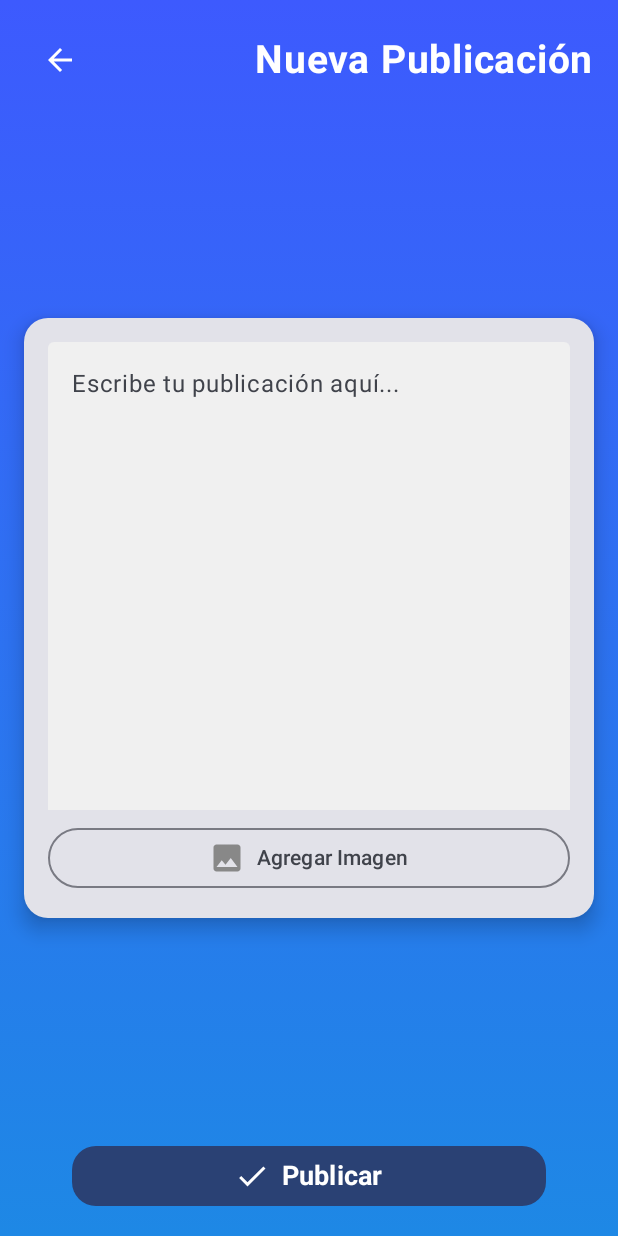
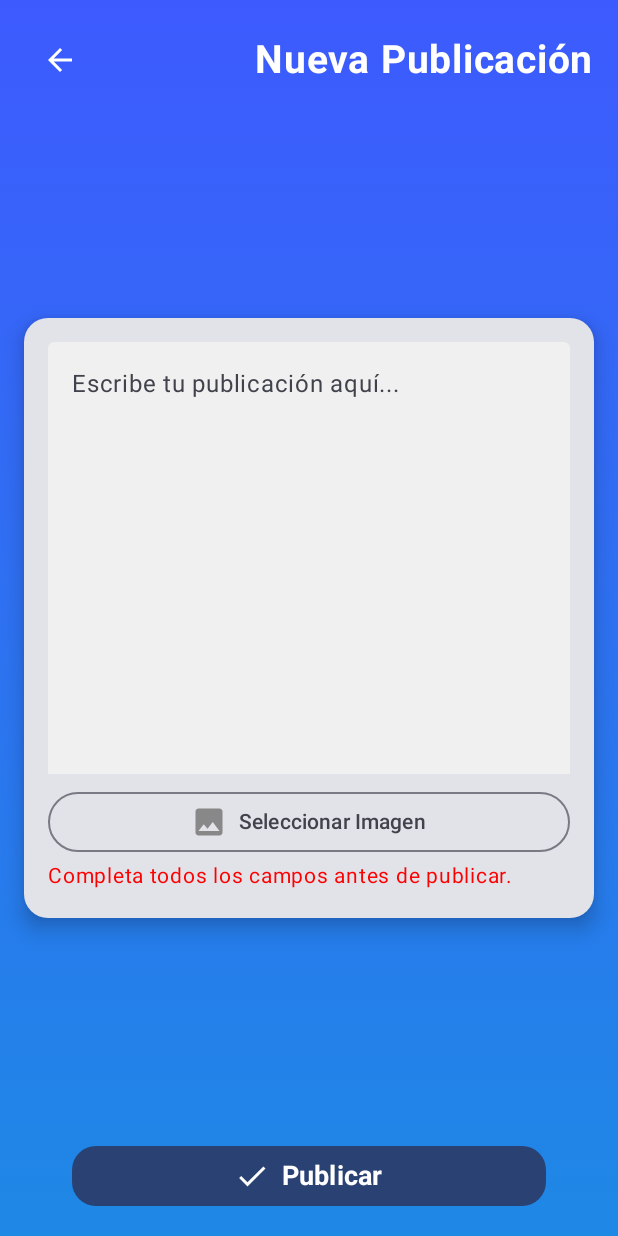
Before and after one commit to azaelmm/PINGBOND, an Android app built with Jetpack Compose: the composable CreatePostScreenEnhanced shown on its own in the app's theme, after a tap on "Publicar", on a phone screen of 412 x 824 dp. Run offline under Robolectric (Android 15) with nearby library versions, the phone set to English and light mode, and no system bars; our stand-ins replace Firebase (no records; nobody signed in at launch, a user with empty details on screens opened directly).

Commit message:
Cambio en la parte de seleccionar una imagen para que no de error

```diff
--- a/app/src/main/java/com/example/pingbond/Features/DashboardScreens/CreatePostScreen.kt
+++ b/app/src/main/java/com/example/pingbond/Features/DashboardScreens/CreatePostScreen.kt
@@ -5,6 +5,7 @@ import android.os.Bundle
 import androidx.activity.ComponentActivity
 import androidx.activity.compose.rememberLauncherForActivityResult
 import androidx.activity.compose.setContent
+import androidx.activity.result.PickVisualMediaRequest
 import androidx.activity.result.contract.ActivityResultContracts
 import androidx.compose.foundation.Image
 import androidx.compose.foundation.background
@@ -52,14 +53,19 @@ class CreatePostScreen : ComponentActivity() {
 fun CreatePostScreenEnhanced(navController: NavController) {
     var postContent by remember { mutableStateOf("") }
     var selectedImageUri by remember { mutableStateOf<Uri?>(null) }
+    var errorMessage by remember { mutableStateOf<String?>(null) }
 
     // Firebase references
     val db = FirebaseFirestore.getInstance()
     val storage = FirebaseStorage.getInstance().reference
 
+    // Nuevo método para seleccionar imágenes
     val imagePickerLauncher = rememberLauncherForActivityResult(
-        contract = ActivityResultContracts.GetContent(),
-        onResult = { uri: Uri? -> selectedImageUri = uri }
+        contract = ActivityResultContracts.PickVisualMedia(),
+        onResult = { uri: Uri? ->
+            selectedImageUri = uri
+            errorMessage = if (uri == null) "No se seleccionó ninguna imagen" else null
+        }
     )
 
     Box(
@@ -77,6 +83,7 @@ fun CreatePostScreenEnhanced(navController: NavController) {
             verticalArrangement = Arrangement.SpaceBetween,
             horizontalAlignment = Alignment.CenterHorizontally
         ) {
+            // Barra superior con botón de regreso
             Row(
                 verticalAlignment = Alignment.CenterVertically,
                 horizontalArrangement = Arrangement.SpaceBetween,
@@ -100,7 +107,7 @@ fun CreatePostScreenEnhanced(navController: NavController) {
 
             Spacer(modifier = Modifier.height(16.dp))
 
-            // Content Card
+            // Tarjeta para escribir el contenido y subir la imagen
             Card(
                 shape = RoundedCornerShape(16.dp),
                 elevation = CardDefaults.cardElevation(8.dp),
@@ -114,7 +121,7 @@ fun CreatePostScreenEnhanced(navController: NavController) {
                         .padding(16.dp),
                     verticalArrangement = Arrangement.SpaceBetween
                 ) {
-                    // Text Field for Post
+                    // Campo de texto para el contenido
                     TextField(
                         value = postContent,
                         onValueChange = { postContent = it },
@@ -131,11 +138,11 @@ fun CreatePostScreenEnhanced(navController: NavController) {
 
                     Spacer(modifier = Modifier.height(8.dp))
 
-                    // Image Preview or Add Button
+                    // Muestra la imagen seleccionada o botón para añadir una
                     if (selectedImageUri != null) {
                         Image(
                             painter = rememberAsyncImagePainter(selectedImageUri),
-                            contentDescription = "Selected Image",
+                            contentDescription = "Imagen seleccionada",
                             modifier = Modifier
                                 .fillMaxWidth()
                                 .height(150.dp)
@@ -144,30 +151,35 @@ fun CreatePostScreenEnhanced(navController: NavController) {
                         )
                     } else {
                         OutlinedButton(
-                            onClick = { imagePickerLauncher.launch("image/*") },
+                            onClick = { imagePickerLauncher.launch(PickVisualMediaRequest(ActivityResultContracts.PickVisualMedia.ImageOnly)) },
                             modifier = Modifier.fillMaxWidth()
                         ) {
                             Icon(
                                 imageVector = Icons.Default.Image,
-                                contentDescription = "Add Image",
+                                contentDescription = "Agregar Imagen",
                                 tint = Color.Gray
                             )
                             Spacer(modifier = Modifier.width(8.dp))
-                            Text("Agregar Imagen")
+                            Text("Seleccionar Imagen")
                         }
+                    }
+
+                    // Mostrar error si la imagen no se selecciona correctamente
+                    errorMessage?.let {
+                        Text(text = it, color = Color.Red, fontSize = 14.sp)
                     }
                 }
             }
 
             Spacer(modifier = Modifier.height(16.dp))
 
-            // Publish Button
+            // Botón para publicar
             Button(
                 onClick = {
                     if (postContent.isNotBlank() && selectedImageUri != null) {
                         uploadPost(postContent, selectedImageUri!!, db, storage)
                     } else {
-                        println("Completa todos los campos antes de publicar.")
+                        errorMessage = "Completa todos los campos antes de publicar."
                     }
                 },
                 shape = RoundedCornerShape(16.dp),
@@ -177,7 +189,7 @@ fun CreatePostScreenEnhanced(navController: NavController) {
             ) {
                 Icon(
                     imageVector = Icons.Default.Check,
-                    contentDescription = "Publish",
+                    contentDescription = "Publicar",
                     tint = Color.White
                 )
                 Spacer(modifier = Modifier.width(8.dp))
@@ -192,6 +204,7 @@ fun CreatePostScreenEnhanced(navController: NavController) {
     }
 }
 
+// Función para subir publicación a Firebase
 fun uploadPost(
     postContent: String,
     imageUri: Uri,
@@ -211,15 +224,15 @@ fun uploadPost(
                 )
                 db.collection("posts").document(postId).set(post)
                     .addOnSuccessListener {
-                        println("Publicación creada exitosamente.")
+                        println("✅ Publicación creada exitosamente.")
                     }
                     .addOnFailureListener {
-                        println("Error al guardar la publicación: ${it.message}")
+                        println("❌ Error al guardar la publicación: ${it.message}")
                     }
             }
         }
         .addOnFailureListener {
-            println("Error al subir la imagen: ${it.message}")
+            println("❌ Error al subir la imagen: ${it.message}")
         }
 }
 
```
